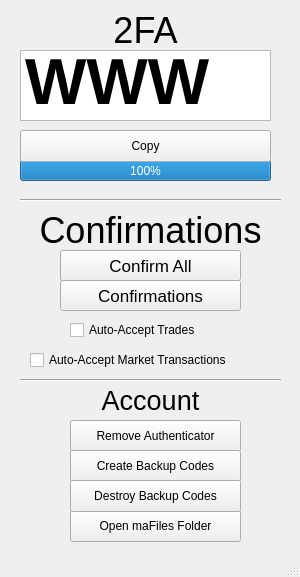
PMArkive/PySteamAuth, file PySteamAuth/UIs/MainWindow.ui: the form before one commit.
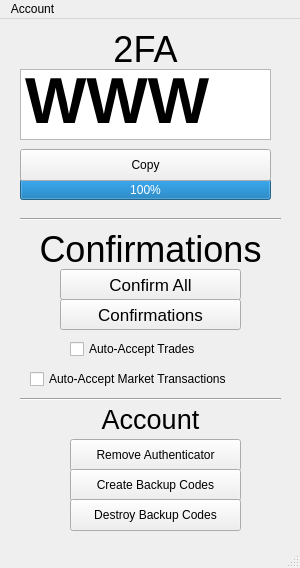
The form after the commit.

The edit to the form file:
```diff
--- a/PySteamAuth/UIs/MainWindow.ui
+++ b/PySteamAuth/UIs/MainWindow.ui
@@ -7,19 +7,19 @@
     <x>0</x>
     <y>0</y>
     <width>300</width>
-    <height>577</height>
+    <height>568</height>
    </rect>
   </property>
   <property name="minimumSize">
    <size>
     <width>300</width>
-    <height>577</height>
+    <height>568</height>
    </size>
   </property>
   <property name="maximumSize">
    <size>
     <width>300</width>
-    <height>577</height>
+    <height>568</height>
    </size>
   </property>
   <property name="windowTitle">
@@ -164,19 +164,6 @@
      <string>Remove Authenticator</string>
     </property>
    </widget>
-   <widget class="QPushButton" name="openFolderButton">
-    <property name="geometry">
-     <rect>
-      <x>70</x>
-      <y>510</y>
-      <width>171</width>
-      <height>32</height>
-     </rect>
-    </property>
-    <property name="text">
-     <string>Open maFiles Folder</string>
-    </property>
-   </widget>
    <widget class="QLabel" name="accountLabel">
     <property name="geometry">
      <rect>
@@ -312,6 +299,45 @@
    </widget>
   </widget>
   <widget class="QStatusBar" name="statusbar"/>
+  <widget class="QMenuBar" name="menuBar">
+   <property name="geometry">
+    <rect>
+     <x>0</x>
+     <y>0</y>
+     <width>300</width>
+     <height>22</height>
+    </rect>
+   </property>
+   <widget class="QMenu" name="Account">
+    <property name="title">
+     <string>Account</string>
+    </property>
+    <addaction name="actionAdd_New"/>
+    <addaction name="actionSwitch"/>
+    <addaction name="actionOpen_Current_maFile"/>
+   </widget>
+   <addaction name="Account"/>
+  </widget>
+  <action name="actionOpen_maFiles_folder">
+   <property name="text">
+    <string>Open maFiles folder</string>
+   </property>
+  </action>
+  <action name="actionAdd_New">
+   <property name="text">
+    <string>Add New</string>
+   </property>
+  </action>
+  <action name="actionSwitch">
+   <property name="text">
+    <string>Switch</string>
+   </property>
+  </action>
+  <action name="actionOpen_Current_maFile">
+   <property name="text">
+    <string>Open Current maFile</string>
+   </property>
+  </action>
  </widget>
  <resources/>
  <connections/>
```
